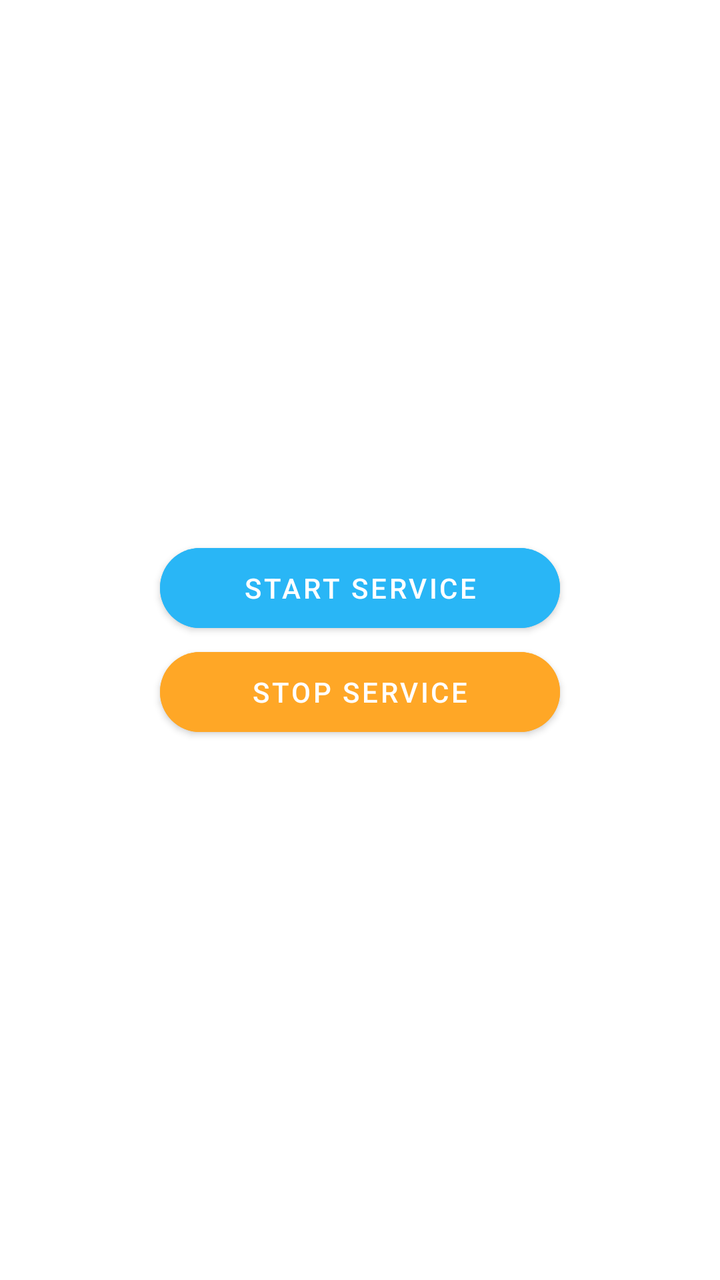
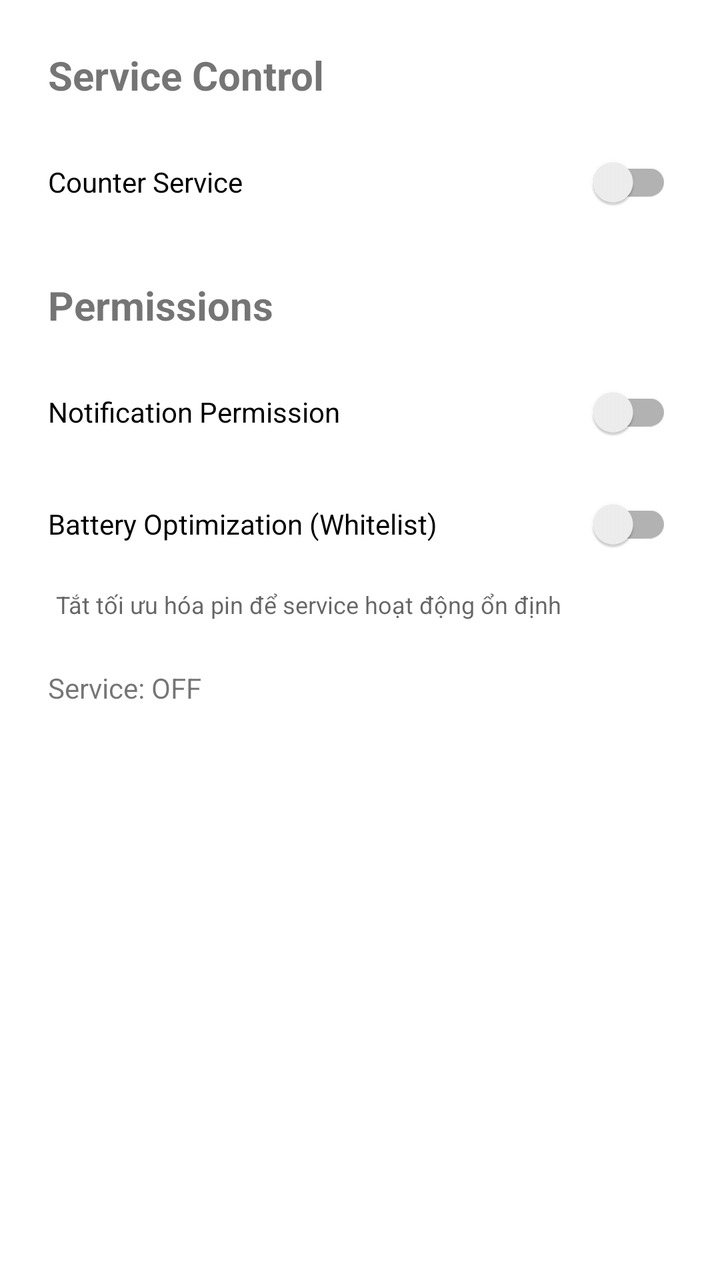

An Android layout rendered at two revisions. The XML below is the earlier revision; the diff shows what the commit changed to produce the second picture.
<!-- AndroidManifest.xml: application theme Theme.ServiceExample -->
<!-- res/layout/activity_main.xml -->
<?xml version="1.0" encoding="utf-8"?>
<androidx.appcompat.widget.LinearLayoutCompat xmlns:android="http://schemas.android.com/apk/res/android"
    xmlns:app="http://schemas.android.com/apk/res-auto"
    xmlns:tools="http://schemas.android.com/tools"
    android:id="@+id/main"
    android:layout_width="match_parent"
    android:layout_height="match_parent"
    android:fitsSystemWindows="true"
    android:gravity="center"
    android:orientation="vertical"
    tools:context=".MainActivity">

    <com.google.android.material.button.MaterialButton
        android:id="@+id/btnStartService"
        android:layout_width="wrap_content"
        android:layout_height="52dp"
        android:minWidth="200dp"
        app:cornerRadius="100dp"
        android:backgroundTint="#29B6F6"
        android:text="Start Service"/>

    <com.google.android.material.button.MaterialButton
        android:id="@+id/btnStopService"
        android:layout_width="wrap_content"
        android:layout_height="52dp"
        android:minWidth="200dp"
        app:cornerRadius="100dp"
        android:backgroundTint="#FFA726"
        android:text="Stop Service"/>

</androidx.appcompat.widget.LinearLayoutCompat>
<!-- resources referenced by this layout -->
<resources>
  <style name="Theme.ServiceExample" parent="Theme.MaterialComponents.DayNight.NoActionBar">
        
        <item name="colorPrimary">@color/purple_500</item>
        <item name="colorPrimaryVariant">@color/purple_700</item>
        <item name="colorOnPrimary">@color/white</item>
        
        <item name="colorSecondary">@color/teal_200</item>
        <item name="colorSecondaryVariant">@color/teal_700</item>
        <item name="colorOnSecondary">@color/black</item>
        
        <item name="android:statusBarColor">?attr/colorPrimaryVariant</item>
        
    </style>
  <color name="purple_500">#FF6200EE</color>
  <color name="purple_700">#FF3700B3</color>
  <color name="white">#FFFFFFFF</color>
  <color name="teal_200">#FF03DAC5</color>
  <color name="teal_700">#FF018786</color>
  <color name="black">#FF000000</color>
</resources>

<!-- the commit's change to res/layout/activity_main.xml (unified diff, before → after) -->
@@ -1,31 +1,75 @@
 <?xml version="1.0" encoding="utf-8"?>
-<androidx.appcompat.widget.LinearLayoutCompat xmlns:android="http://schemas.android.com/apk/res/android"
+<androidx.core.widget.NestedScrollView xmlns:android="http://schemas.android.com/apk/res/android"
     xmlns:app="http://schemas.android.com/apk/res-auto"
     xmlns:tools="http://schemas.android.com/tools"
     android:id="@+id/main"
     android:layout_width="match_parent"
     android:layout_height="match_parent"
     android:fitsSystemWindows="true"
-    android:gravity="center"
-    android:orientation="vertical"
     tools:context=".MainActivity">
 
-    <com.google.android.material.button.MaterialButton
-        android:id="@+id/btnStartService"
-        android:layout_width="wrap_content"
-        android:layout_height="52dp"
-        android:minWidth="200dp"
-        app:cornerRadius="100dp"
-        android:backgroundTint="#29B6F6"
-        android:text="Start Service"/>
+    <LinearLayout
+        android:layout_width="match_parent"
+        android:layout_height="wrap_content"
+        android:orientation="vertical"
+        android:padding="24dp">
 
-    <com.google.android.material.button.MaterialButton
-        android:id="@+id/btnStopService"
-        android:layout_width="wrap_content"
-        android:layout_height="52dp"
-        android:minWidth="200dp"
-        app:cornerRadius="100dp"
-        android:backgroundTint="#FFA726"
-        android:text="Stop Service"/>
+        <com.google.android.material.textview.MaterialTextView
+            android:layout_width="wrap_content"
+            android:layout_height="wrap_content"
+            android:layout_marginBottom="16dp"
+            android:text="Service Control"
+            android:textSize="20sp"
+            android:textStyle="bold" />
 
-</androidx.appcompat.widget.LinearLayoutCompat>
+        <androidx.appcompat.widget.SwitchCompat
+            android:id="@+id/switchService"
+            android:layout_width="match_parent"
+            android:layout_height="wrap_content"
+            android:layout_marginBottom="24dp"
+            android:minHeight="48dp"
+            android:text="Counter Service" />
+
+        <com.google.android.material.textview.MaterialTextView
+            android:layout_width="wrap_content"
+            android:layout_height="wrap_content"
+            android:layout_marginBottom="16dp"
+            android:text="Permissions"
+            android:textSize="20sp"
+            android:textStyle="bold" />
+
+        <androidx.appcompat.widget.SwitchCompat
+            android:id="@+id/switchNotification"
+            android:layout_width="match_parent"
+            android:layout_height="wrap_content"
+            android:layout_marginBottom="8dp"
+            android:minHeight="48dp"
+            android:text="Notification Permission" />
+
+        <androidx.appcompat.widget.SwitchCompat
+            android:id="@+id/switchBatteryOptimization"
+            android:layout_width="match_parent"
+            android:layout_height="wrap_content"
+            android:layout_marginBottom="8dp"
+            android:minHeight="48dp"
+            android:text="Battery Optimization (Whitelist)" />
+
+        <com.google.android.material.textview.MaterialTextView
+            android:id="@+id/tvBatteryHint"
+            android:layout_width="match_parent"
+            android:layout_height="wrap_content"
+            android:layout_marginStart="4dp"
+            android:layout_marginBottom="24dp"
+            android:text="Tắt tối ưu hóa pin để service hoạt động ổn định"
+            android:textColor="?android:textColorSecondary"
+            android:textSize="12sp" />
+
+        <com.google.android.material.textview.MaterialTextView
+            android:id="@+id/tvStatus"
+            android:layout_width="match_parent"
+            android:layout_height="wrap_content"
+            android:text="Service: OFF"
+            android:textSize="14sp" />
+
+    </LinearLayout>
+</androidx.core.widget.NestedScrollView>
